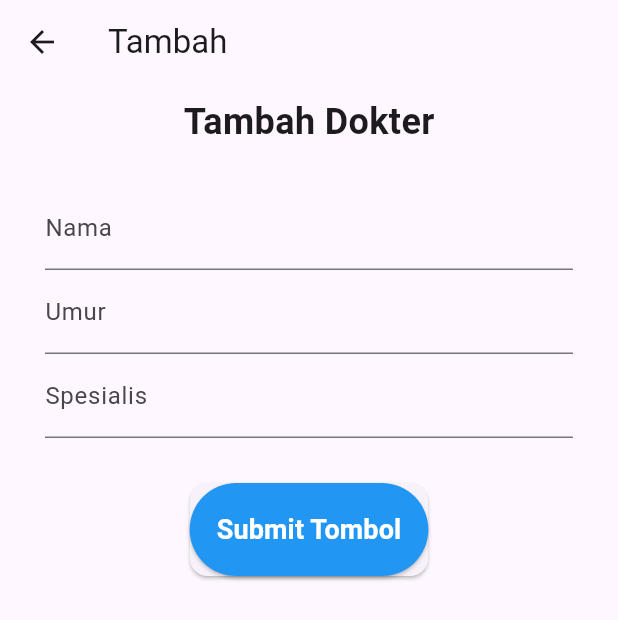
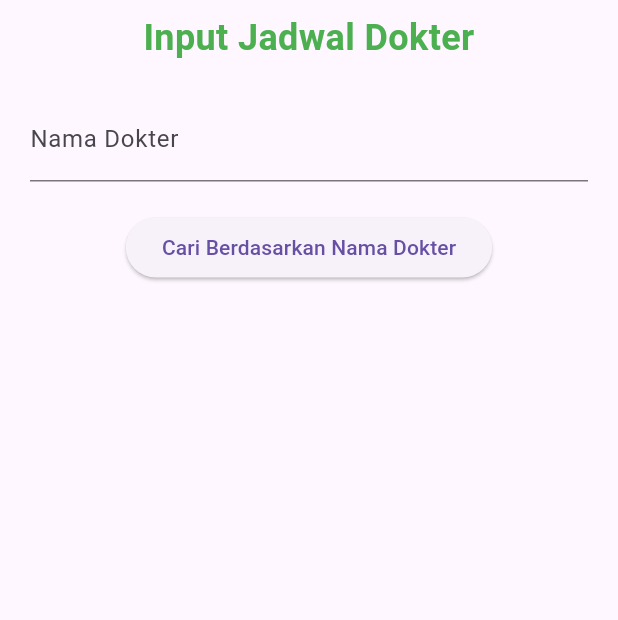
Before and after one commit to rizwaradnan03/uap_pbo, a Flutter app: the MainDokter screen opened directly, after a tap on "Input Jadwal Dokter", on a phone screen of 412 x 824 dp. Shown: the top 620 px of the screen. Run offline on Flutter 3.47's test engine with Material 3 defaults, Android fonts, the phone set to English and light mode, and no system bars; missing offline and left inert: dart:html, dart:js.

Commit message:
adding input jadwal dokter

```diff
--- a/lib/option/DokterOption.dart
+++ b/lib/option/DokterOption.dart
@@ -26,6 +26,13 @@ class DokterOption {
     return {'isFound': isFound, 'dokter': dokter};
   }
 
+  dynamic searchDokter(nama){
+    var isFound = checkIsFound(nama);
+    if(isFound == true){
+      return {'dokter': isFound['dokter']};
+    }
+  }
+
   bool tambahData() {
     var isFound = checkIsFound(nama);
     if (isFound['isFound'] == false) {
@@ -49,6 +56,14 @@ class DokterOption {
     }
   }
 
+  // bool tambahJadwal(nama, PenjadwalanOption penjadwala){
+  //   var isFound = checkIsFound(nama);
+
+  //   if(isFound['isFound'] == true){
+
+  //   }
+  // }
+
   void selesaiJadwal(nama, PenjadwalanOption penjadwalan) {
     var isFound = checkIsFound(nama);
 
--- a/lib/pages/dokter/input_jadwal_dokter.dart
+++ b/lib/pages/dokter/input_jadwal_dokter.dart
@@ -1,15 +1,133 @@
+import 'dart:html';
+
 import 'package:flutter/material.dart';
+import 'package:intl/intl.dart';
+import 'package:uap_pbo/database/data.dart';
+import 'package:uap_pbo/option/DokterOption.dart';
+import 'package:uap_pbo/option/PenjadwalanOption.dart';
 
-class MyWidget extends StatefulWidget {
-  const MyWidget({super.key});
+class InputJadwalDokter extends StatefulWidget {
+  const InputJadwalDokter({super.key});
 
   @override
-  State<MyWidget> createState() => _MyWidgetState();
+  State<InputJadwalDokter> createState() => _InputJadwalDokterState();
 }
 
-class _MyWidgetState extends State<MyWidget> {
+class _InputJadwalDokterState extends State<InputJadwalDokter> {
+  final TextEditingController _searchByNamaController = TextEditingController();
+  final TextEditingController _namaController = TextEditingController();
+  final TextEditingController _listPraktekController = TextEditingController();
+
+  bool isFound = false;
+
+  PenjadwalanOption? _selectedListPraktek;
+
+  void _submit() {
+    if (_namaController.text.isEmpty || _selectedListPraktek == null) {
+      ScaffoldMessenger.of(context).showSnackBar(const SnackBar(
+          content: Text("Nama Dokter & Tanggal Prakter Tidak Boleh Kosong!")));
+      return;
+    }
+  }
+
+  void _cariDokter() {
+    DokterOption? dokter;
+    if (_searchByNamaController.text.isEmpty) {
+      ScaffoldMessenger.of(context).showSnackBar(
+          const SnackBar(content: Text("Nama Dokter Tidak Boleh Kosong!!")));
+      return;
+    }
+
+    for (int i = 0; i < dataDokter.length; i++) {
+      if (dataDokter[i].nama == _searchByNamaController.text) {
+        setState(() {
+          dokter = dataDokter[i];
+          isFound = true;
+        });
+      }
+    }
+
+    if (isFound == false || dokter == null) {
+      ScaffoldMessenger.of(context).showSnackBar(
+          const SnackBar(content: Text("Dokter Tidak Ditemukan!")));
+    } else {
+      _namaController.text = dokter?.nama ?? "";
+      ScaffoldMessenger.of(context)
+          .showSnackBar(const SnackBar(content: Text("Dokter Ditemukan!!")));
+    }
+  }
+
   @override
   Widget build(BuildContext context) {
-    return const Placeholder();
+    return Scaffold(
+        body: Center(
+      child: Column(
+        children: [
+          const Padding(
+            padding: EdgeInsets.all(8.0),
+            child: Text(
+              "Input Jadwal Dokter",
+              style: TextStyle(
+                  color: Colors.green,
+                  fontSize: 24,
+                  fontWeight: FontWeight.bold),
+              textAlign: TextAlign.center,
+            ),
+          ),
+          Expanded(
+            child: Padding(
+              padding:
+                  const EdgeInsets.symmetric(vertical: 15.0, horizontal: 20.0),
+              child: Column(
+                children: [
+                  TextFormField(
+                    controller: _searchByNamaController,
+                    decoration: const InputDecoration(labelText: "Nama Dokter"),
+                    validator: (value) {
+                      if (value == null || value.isEmpty) {
+                        ScaffoldMessenger.of(context).showSnackBar(const SnackBar(
+                            content: Text(
+                                "Pencarian Nama Dokter Tidak Boleh Kosong!")));
+                      }
+                      return null;
+                    },
+                  ),
+                  Container(
+                    margin: const EdgeInsets.symmetric(vertical: 20.0),
+                    child: ElevatedButton(
+                        onPressed: _cariDokter,
+                        child: const Text("Cari Berdasarkan Nama Dokter")),
+                  ),
+                  isFound == true
+                      ? Column(
+                          children: [
+                            DropdownButton<PenjadwalanOption>(
+                              value: _selectedListPraktek,
+                              hint: const Text("Pilih Jadwal"),
+                              items: dataPenjadwalan.map((PenjadwalanOption item){
+                                return DropdownMenuItem<PenjadwalanOption>(
+                                  value: item,
+                                  child: Text("(${item.hari}) ${item.waktuMulai} - ${item.waktuSelesai}"),
+                                );
+                              }).toList(),
+                              onChanged: (PenjadwalanOption? newValue){
+                                setState(() {
+                                  _selectedListPraktek = newValue;
+                                });
+                              },
+                            ),
+                            ElevatedButton(
+                                onPressed: _submit,
+                                child: const Text("Submit")),
+                          ],
+                        )
+                      : const SizedBox.shrink()
+                ],
+              ),
+            ),
+          )
+        ],
+      ),
+    ));
   }
 }
--- a/lib/pages/dokter/main_dokter.dart
+++ b/lib/pages/dokter/main_dokter.dart
@@ -1,5 +1,6 @@
 import 'package:flutter/material.dart';
 import 'package:uap_pbo/option/MenuOption.dart';
+import 'package:uap_pbo/pages/dokter/input_jadwal_dokter.dart';
 import 'package:uap_pbo/pages/dokter/list_dokter.dart';
 import 'package:uap_pbo/pages/dokter/tambah_dokter.dart';
 
@@ -26,7 +27,7 @@ class MainDokter extends StatelessWidget {
         icon: Icons.plus_one_rounded,
         onTap: (BuildContext context) {
           Navigator.push(context,
-              MaterialPageRoute(builder: (context) => const TambahDokter()));
+              MaterialPageRoute(builder: (context) => const InputJadwalDokter()));
         }),
   ];
 
--- a/lib/pages/penjadwalan/tambah_penjadwalan.dart
+++ b/lib/pages/penjadwalan/tambah_penjadwalan.dart
@@ -111,7 +111,7 @@ class _TambahPenjadwalanState extends State<TambahPenjadwalan> {
           Expanded(
             child: Padding(
               padding:
-                  const EdgeInsets.symmetric(horizontal: 30.0, vertical: 18),
+                  const EdgeInsets.symmetric(horizontal: 30.0, vertical: 18.0),
               child: Column(
                 children: [
                   TextFormField(
```
Also changed, not shown: lib/pages/penjadwalan/main_penjadwalan.dart (+10 -0 lines).
